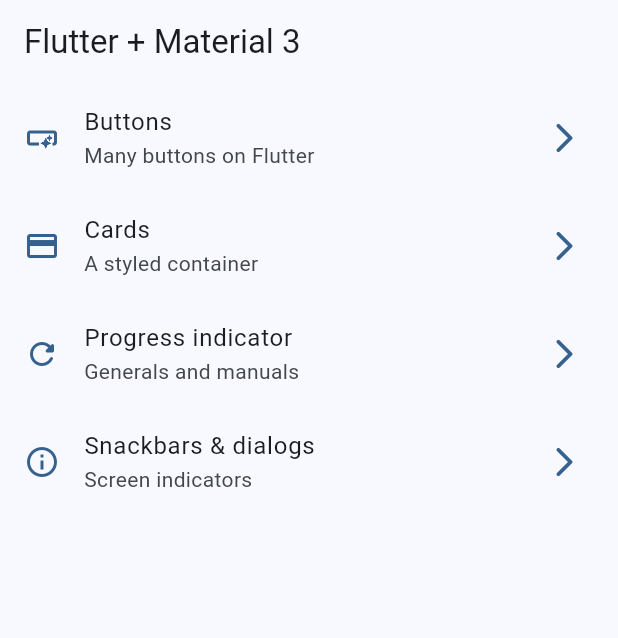
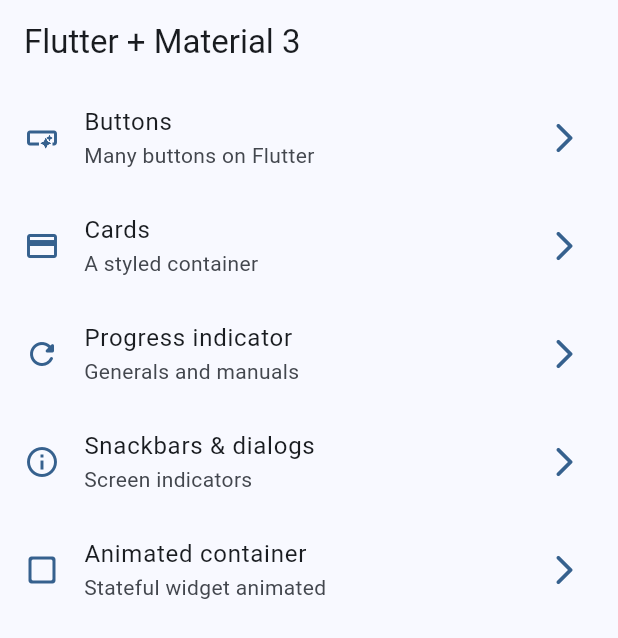
Before and after one commit to FranciscoJavierMartin/widgets-app, a Flutter app: the screen it shows after launch, on a phone screen of 412 x 824 dp. Shown: the top 638 px of the screen. Run offline on Flutter 3.47's test engine with Material 2 defaults, Android fonts, the phone set to English and light mode, and no system bars; our stand-ins replace go_router.

Commit message:
Animated container

```diff
--- a/lib/config/menu/menu_items.dart
+++ b/lib/config/menu/menu_items.dart
@@ -39,4 +39,10 @@ const appMenuItems = <MenuItem>[
     link: '/snackbars',
     icon: Icons.info_outline,
   ),
+  MenuItem(
+    title: 'Animated container',
+    subTitle: 'Stateful widget animated',
+    link: '/animated',
+    icon: Icons.check_box_outline_blank_rounded,
+  ),
 ];
--- a/lib/config/router/app_router.dart
+++ b/lib/config/router/app_router.dart
@@ -29,5 +29,10 @@ final appRouter = GoRouter(
       name: SnackbarScreen.name,
       builder: (context, state) => const SnackbarScreen(),
     ),
+    GoRoute(
+      path: '/animated',
+      name: AnimatedScreen.name,
+      builder: (context, state) => const AnimatedScreen(),
+    ),
   ],
 );
```
Also changed, not shown: lib/presentation/screens/animated/animated_screen.dart (+44 -2 lines).
